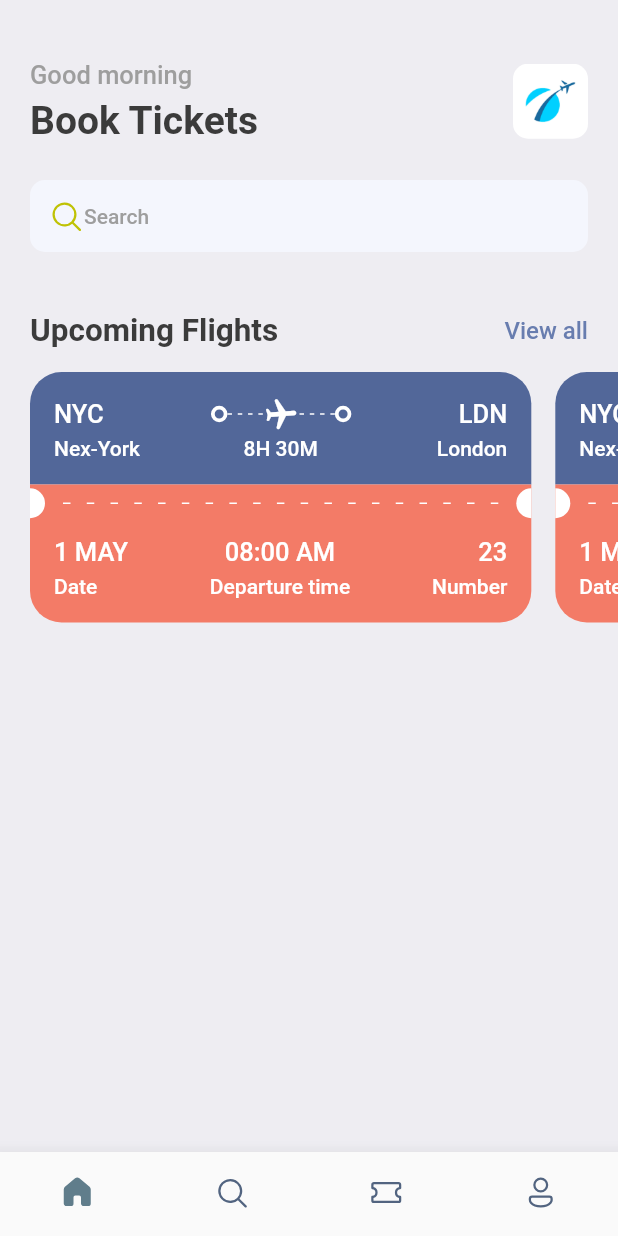
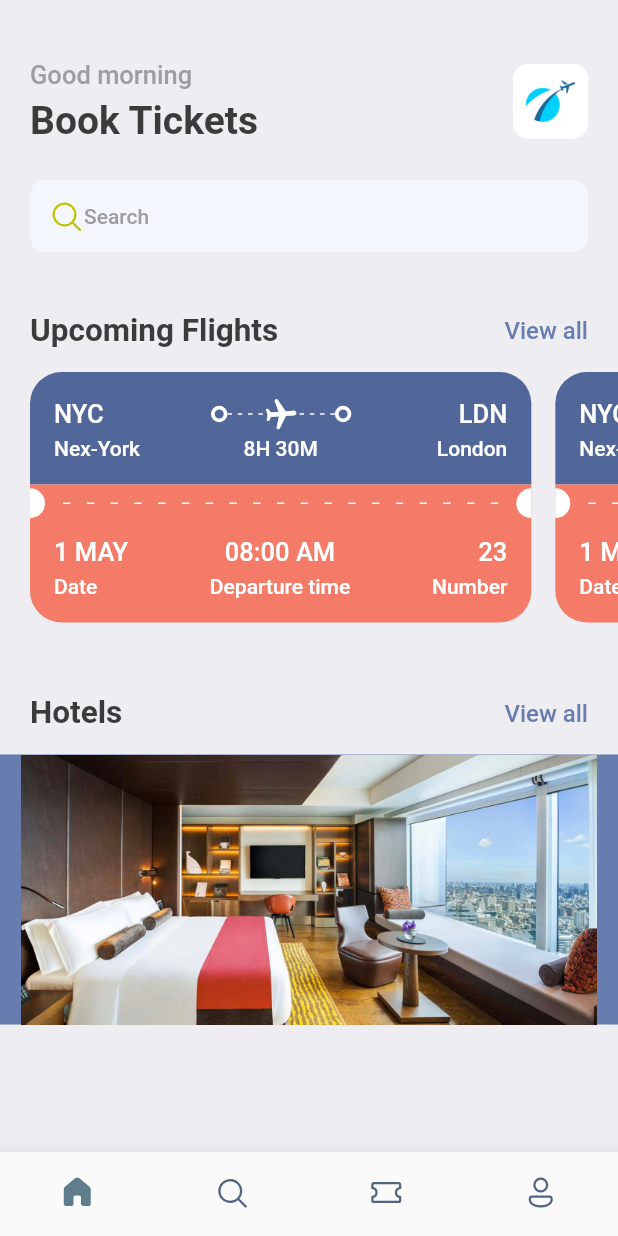
Before and after one commit to TOUFIK-Taha98/booktickets, a Flutter app: the screen it shows after launch, on a phone screen of 412 x 824 dp. Run offline on Flutter 3.47's test engine with Material 2 defaults, Android fonts, the phone set to English and light mode, and no system bars; our stand-ins replace fluentui_icons, gap.

Commit message:
Add image to container widget

```diff
--- a/lib/screens/home_screen.dart
+++ b/lib/screens/home_screen.dart
@@ -1,3 +1,4 @@
+import 'package:booktickets/screens/hotel_screen.dart';
 import 'package:booktickets/screens/ticket_view.dart';
 import 'package:booktickets/utils/app_styles.dart';
 import 'package:fluentui_icons/fluentui_icons.dart';
@@ -86,11 +87,12 @@ class HomeScreen extends StatelessWidget {
                       ),
                     ),
                   ],
-                )
+                ),
               ],
             ),
           ),
           const Gap(15),
+          // Ticket view section
           SingleChildScrollView(
             scrollDirection: Axis.horizontal,
             padding: const EdgeInsets.only(left: 20),
@@ -98,7 +100,33 @@ class HomeScreen extends StatelessWidget {
               TicketView(),
               TicketView(),
             ]),
-          )
+          ),
+          // Hotels section
+          const Gap(15),
+          Container(
+            padding: const EdgeInsets.symmetric(horizontal: 20),
+            child: Row(
+              mainAxisAlignment: MainAxisAlignment.spaceBetween,
+              children: [
+                Text(
+                  "Hotels",
+                  style: Styles.headLineStyle2,
+                ),
+                InkWell(
+                  onTap: () {
+                    print("You are tapped");
+                  },
+                  child: Text(
+                    "View all",
+                    style:
+                        Styles.textStyle.copyWith(color: Styles.primaryColor),
+                  ),
+                ),
+              ],
+            ),
+          ),
+          const Gap(15),
+          HotelScreen(),
         ],
       ),
     );
--- /dev/null
+++ b/lib/screens/hotel_screen.dart
@@ -0,0 +1,28 @@
+import 'package:booktickets/utils/app_layout.dart';
+import 'package:flutter/material.dart';
+
+import '../utils/app_styles.dart';
+
+class HotelScreen extends StatelessWidget {
+  const HotelScreen({super.key});
+
+  @override
+  Widget build(BuildContext context) {
+    final size = AppLayout.getSize(context);
+    return Container(
+      width: size.width * 0.6,
+      height: 350,
+      child: Column(
+        children: [
+          Container(
+            height: 180,
+            decoration: BoxDecoration(
+                color: Styles.primaryColor,
+                image: const DecorationImage(
+                    image: AssetImage("assets/images/one.png"))),
+          )
+        ],
+      ),
+    );
+  }
+}
```
